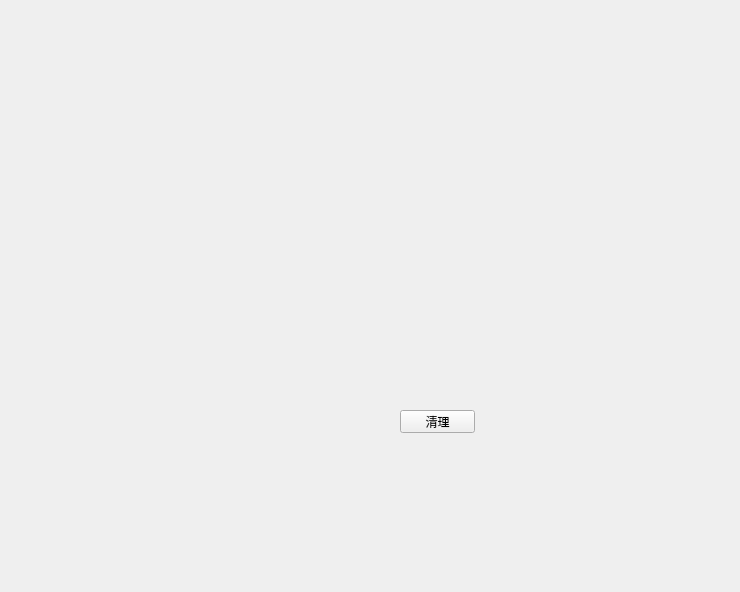
Old version of the form widgetdiskclean.ui in the repository ndsl0827/Repairer.
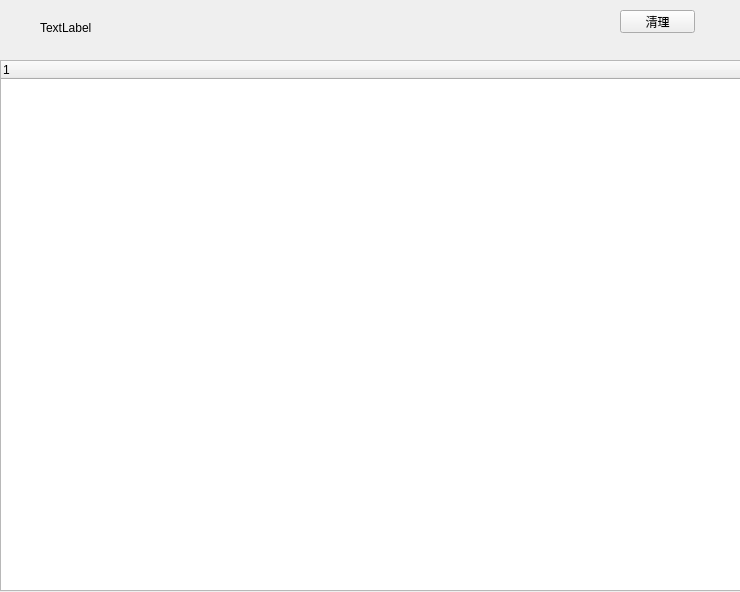
New version of the form.

```diff
--- a/widgetdiskclean.ui
+++ b/widgetdiskclean.ui
@@ -16,8 +16,8 @@
   <widget class="QPushButton" name="pushButton_disk_clean">
    <property name="geometry">
     <rect>
-     <x>400</x>
-     <y>410</y>
+     <x>620</x>
+     <y>10</y>
      <width>75</width>
      <height>23</height>
     </rect>
@@ -26,6 +26,34 @@
     <string>清理</string>
    </property>
   </widget>
+  <widget class="QLabel" name="label_diskclean_file">
+   <property name="geometry">
+    <rect>
+     <x>40</x>
+     <y>20</y>
+     <width>681</width>
+     <height>16</height>
+    </rect>
+   </property>
+   <property name="text">
+    <string>TextLabel</string>
+   </property>
+  </widget>
+  <widget class="QTreeWidget" name="treeWidget">
+   <property name="geometry">
+    <rect>
+     <x>0</x>
+     <y>60</y>
+     <width>741</width>
+     <height>531</height>
+    </rect>
+   </property>
+   <column>
+    <property name="text">
+     <string notr="true">1</string>
+    </property>
+   </column>
+  </widget>
  </widget>
  <resources/>
  <connections/>
```
